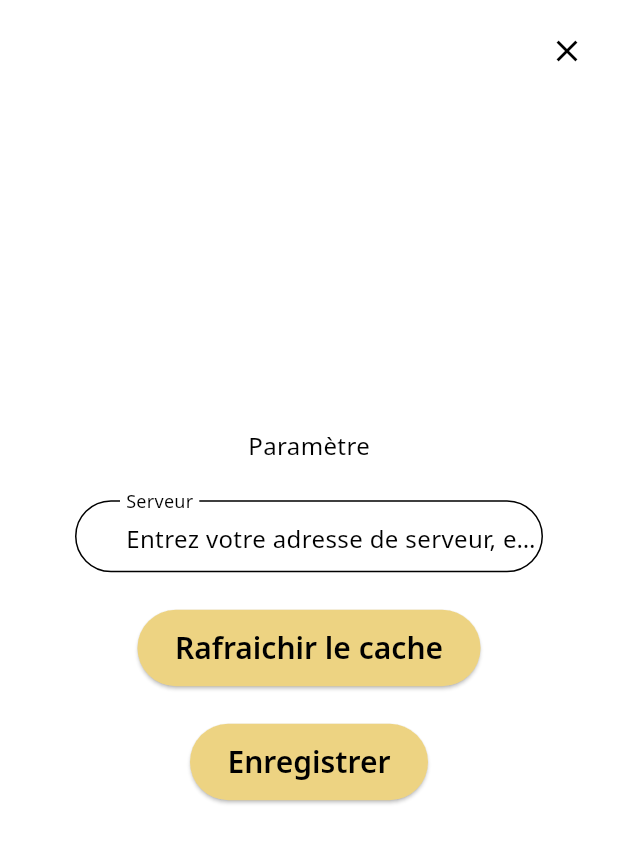
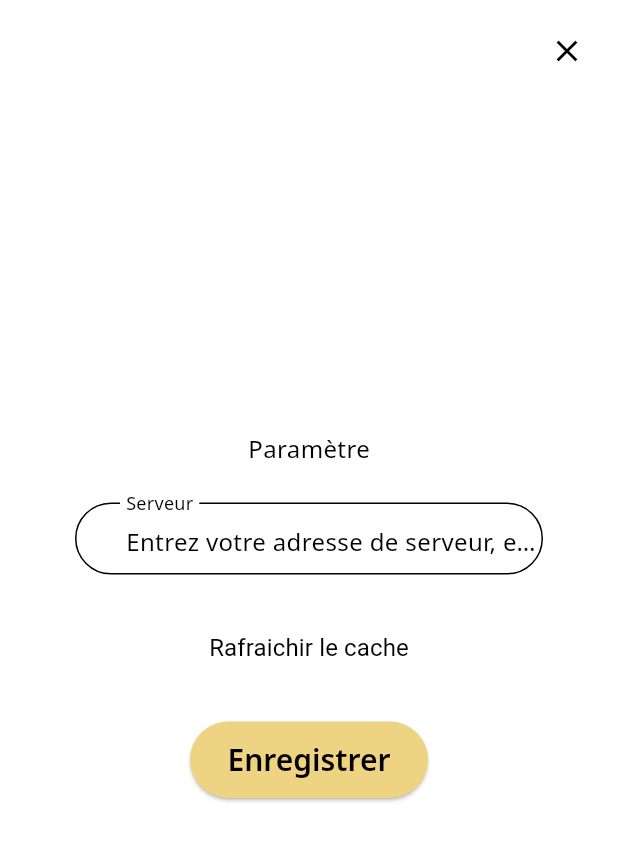
Before and after one commit to Franfran62/la-bonne-franquette-appli, a Flutter app: the ConnectionModalWidget widget shown alone on an empty page, opened directly, on a phone screen of 412 x 824 dp. Shown: the top 843 px of the screen. Run offline on Flutter 3.47's test engine with Material 3 defaults, Android fonts, the phone set to English and light mode, and no system bars; our stand-ins replace flutter_secure_storage, google_fonts, hive, hive_flutter, sqflite; missing offline and left inert: dart:ffi; accounts and stored records are empty.

Commit message:
💄Modification du bouton de rafraichissement du cache

```diff
--- a/lib/widgets/login/connection_modal_widget.dart
+++ b/lib/widgets/login/connection_modal_widget.dart
@@ -73,8 +73,11 @@ class ConnectionModalWidget extends StatelessWidget {
               ),
               Container(
                 margin: const EdgeInsets.only(bottom: 25),
-                child: ElevatedButton(
-                  child: const Text('Rafraichir le cache'),
+                child: TextButton(
+                  child: const Text('Rafraichir le cache', style: TextStyle( color: Colors.black,
+                                                                        fontSize: 16,
+                                                                        fontWeight: FontWeight.normal
+                                                                        )),
                   onPressed: () async {
                     await rafraichirCache();
                     ScaffoldMessenger.of(context).showSnackBar(const SnackBar(content: Text("Cache rafraîchi.")));
```
